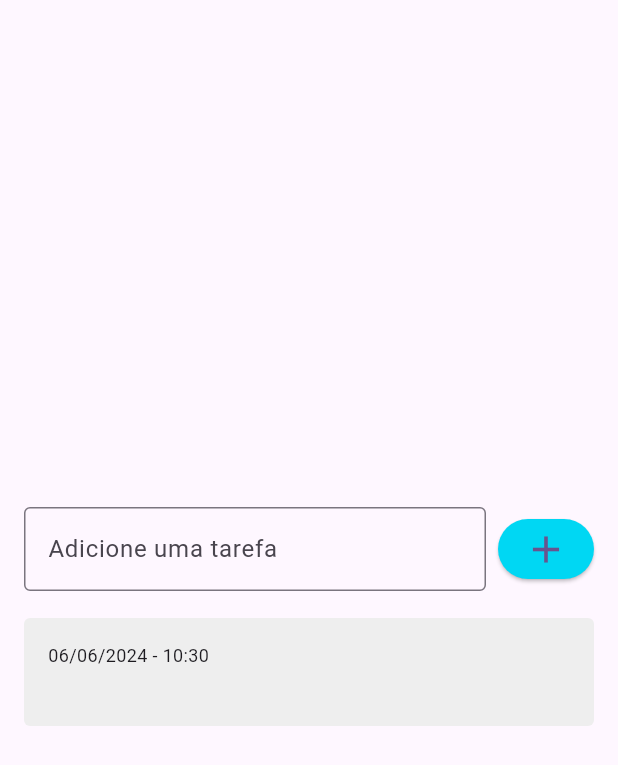
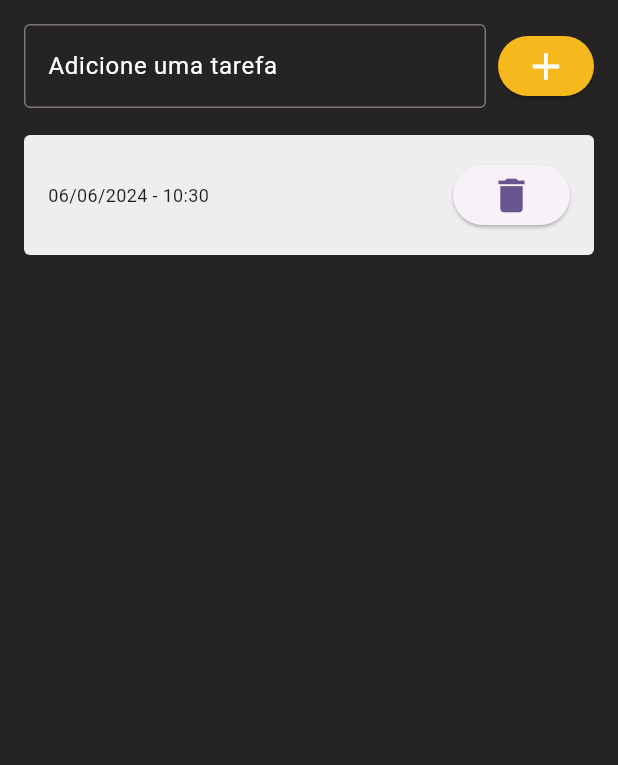
Before and after one commit to wanderleypatricio/app-todolist-flutter, a Flutter app: the screen it shows after launch, after a tap on the "add" icon, on a phone screen of 412 x 824 dp. Shown: the top 765 px of the screen. Run offline on Flutter 3.47's test engine with Material 3 defaults, Android fonts, the phone set to English and light mode, and no system bars.

Commit message:
adicionando a função de excluir tarefa

```diff
--- a/todolist/lib/main.dart
+++ b/todolist/lib/main.dart
@@ -12,6 +12,7 @@ class MyApp extends StatelessWidget {
   @override
   Widget build(BuildContext context) {
     return MaterialApp(
+      debugShowCheckedModeBanner: false,
       title: 'Flutter Demo',
       theme: ThemeData(
         colorScheme: ColorScheme.fromSeed(seedColor: Colors.deepPurple),
--- a/todolist/lib/pages/todolist.dart
+++ b/todolist/lib/pages/todolist.dart
@@ -17,6 +17,7 @@ class _TodoListPageState extends State<TodoListPage> {
   @override
   Widget build(BuildContext context) {
     return Scaffold(
+      backgroundColor: const Color.fromARGB(255, 37, 35, 35),
       body: Center(
         child: Padding(
           padding: const EdgeInsets.all(16),
@@ -32,6 +33,12 @@ class _TodoListPageState extends State<TodoListPage> {
                         border: OutlineInputBorder(),
                         labelText: 'Adicione uma tarefa',
                         hintText: 'Ex.: Estudar programação',
+                        labelStyle: TextStyle(
+                          color: Colors.white,
+                        ),
+                      ),
+                      style: TextStyle(
+                        color: Colors.white,
                       ),
                     ),
                   ),
@@ -49,22 +56,24 @@ class _TodoListPageState extends State<TodoListPage> {
                     child: Icon(
                       Icons.add,
                       size: 30,
+                      color: Colors.white,
                     ),
                     style: ElevatedButton.styleFrom(
-                      backgroundColor: Color(0xff00d7f3),
+                      backgroundColor: Color.fromARGB(255, 245, 184, 29),
                       padding: EdgeInsets.zero,
                     ),
                   ),
                 ],
               ),
               SizedBox(height: 16),
-              Flexible(
+              Expanded(
                 child: ListView(
                   shrinkWrap: true,
                   children: [
                     for (Todo todo in todos)
                       TodoListItem(
                         todo: todo,
+                        onDelete: onDelete,
                       ),
                   ],
                 ),
@@ -75,4 +84,11 @@ class _TodoListPageState extends State<TodoListPage> {
       ),
     );
   }
+
+  //exclui uma tarefa
+  void onDelete(Todo todo) {
+    setState(() {
+      todos.remove(todo);
+    });
+  }
 }
--- a/todolist/lib/widgets/todolistitem.dart
+++ b/todolist/lib/widgets/todolistitem.dart
@@ -3,9 +3,12 @@ import 'package:intl/intl.dart';
 import 'package:todolist/Models/todo.dart';
 
 class TodoListItem extends StatelessWidget {
-  const TodoListItem({Key? key, required this.todo}) : super(key: key);
+  const TodoListItem({Key? key, required this.onDelete, required this.todo})
+      : super(key: key);
 
   final Todo todo;
+  final Function(Todo) onDelete;
+
   Widget build(BuildContext context) {
     return Container(
       decoration: BoxDecoration(
@@ -17,17 +20,35 @@ class TodoListItem extends StatelessWidget {
       child: Column(
         crossAxisAlignment: CrossAxisAlignment.start,
         children: [
-          Text(
+          Row(
+            children: [
+              Expanded(
+                child: Text(
                   DateFormat('dd/MM/yyyy - HH:mm').format(todo.dateTime),
                   style: TextStyle(fontSize: 12),
                 ),
-          Text(
+              ),
+              Expanded(
+                child: Text(
                   todo.title,
                   style: TextStyle(
                     fontSize: 16,
                     fontWeight: FontWeight.w600,
                   ),
                 ),
+              ),
+              SizedBox(width: 10),
+              ElevatedButton(
+                onPressed: () {
+                  onDelete(todo);
+                },
+                child: Icon(
+                  Icons.delete,
+                  size: 30,
+                ),
+              ),
+            ],
+          ),
         ],
       ),
     );
```
Lines whose indentation alone changed are shown as unchanged.
